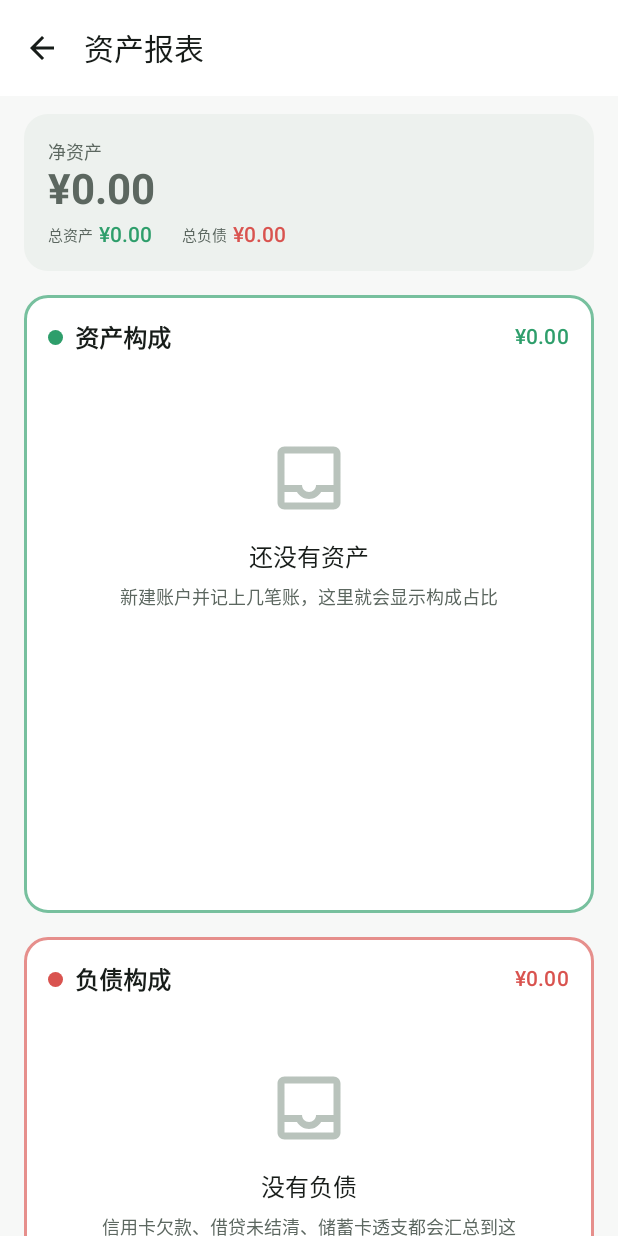
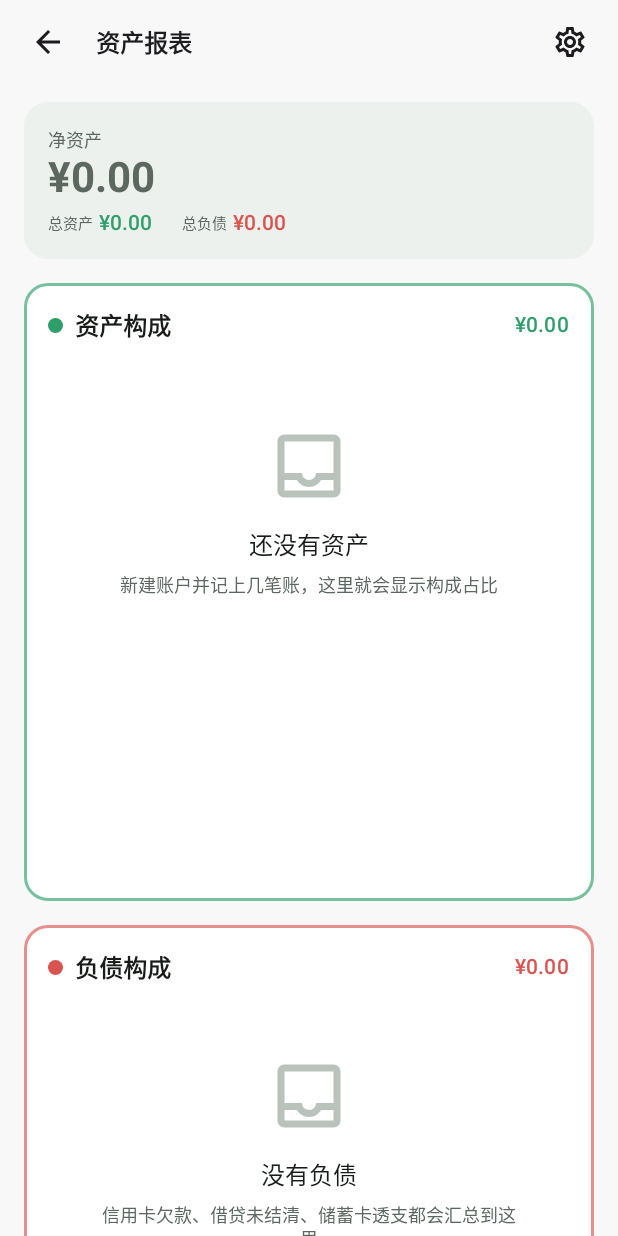
Before and after one commit to SufRley/-, an Android app built with Jetpack Compose: the AssetReportScreen screen opened through its navigation route, on a phone screen of 412 x 824 dp. Run offline under Robolectric (Android 15) with nearby library versions, the phone set to English and light mode, and no system bars; our stand-ins replace Dagger/Hilt's generated code, Room's generated code.

Commit message:
style(report): 资产报表去掉 TopAppBar 改用紧凑标题栏
- 与明细/账户/待报销页同一起点，消除顶部空档
- 右上角加设置齿轮（跳 Routes.SETTINGS），对齐参考图

测试：全量 670 全绿，ktlint/detekt 零违规

```diff
--- a/app/src/main/java/com/xxjz/ledger/feature/report/AssetReportScreen.kt
+++ b/app/src/main/java/com/xxjz/ledger/feature/report/AssetReportScreen.kt
@@ -23,19 +23,18 @@ import androidx.compose.material.icons.Icons
 import androidx.compose.material.icons.automirrored.outlined.ArrowBack
 import androidx.compose.material.icons.filled.ChevronLeft
 import androidx.compose.material.icons.filled.ChevronRight
+import androidx.compose.material.icons.outlined.Settings
 import androidx.compose.material3.CircularProgressIndicator
 import androidx.compose.material3.ExperimentalMaterial3Api
 import androidx.compose.material3.HorizontalDivider
 import androidx.compose.material3.Icon
 import androidx.compose.material3.IconButton
 import androidx.compose.material3.MaterialTheme
-import androidx.compose.material3.Scaffold
 import androidx.compose.material3.SegmentedButton
 import androidx.compose.material3.SegmentedButtonDefaults
 import androidx.compose.material3.SingleChoiceSegmentedButtonRow
 import androidx.compose.material3.Surface
 import androidx.compose.material3.Text
-import androidx.compose.material3.TopAppBar
 import androidx.compose.runtime.Composable
 import androidx.compose.runtime.getValue
 import androidx.compose.runtime.mutableIntStateOf
@@ -55,6 +54,7 @@ import androidx.hilt.navigation.compose.hiltViewModel
 import androidx.lifecycle.compose.collectAsStateWithLifecycle
 import com.xxjz.ledger.core.common.DateUtils
 import com.xxjz.ledger.core.common.MoneyFormatter
+import com.xxjz.ledger.core.designsystem.component.CompactHeader
 import com.xxjz.ledger.core.designsystem.component.EmptyState
 import com.xxjz.ledger.core.ui.chart.ChartBox
 import com.xxjz.ledger.core.ui.chart.ChartPoint
@@ -85,6 +85,7 @@ import kotlin.math.abs
 fun AssetReportScreen(
     onBack: () -> Unit,
     onOpenTxn: (String) -> Unit = {},
+    onOpenSettings: () -> Unit = {},
     viewModel: AssetReportViewModel = hiltViewModel(),
 ) {
     val state by viewModel.state.collectAsStateWithLifecycle()
@@ -94,30 +95,32 @@ fun AssetReportScreen(
     var center by remember { mutableStateOf(PieCenter.AMOUNT) }
     var centerTouched by remember { mutableStateOf(false) }
 
-    Scaffold(
-        modifier = Modifier.fillMaxSize().testTag("screen_asset_report"),
-        topBar = {
-            TopAppBar(
-                title = { Text("资产报表") },
-                navigationIcon = {
-                    IconButton(onClick = onBack, modifier = Modifier.testTag("asset_report_back")) {
-                        Icon(Icons.AutoMirrored.Outlined.ArrowBack, contentDescription = "返回")
-                    }
-                },
-            )
-        },
-    ) { padding ->
+    // v1.9.3 第 4 条：去掉 TopAppBar（64dp + 状态栏 inset），换紧凑头，
+    // 与明细 / 账户 / 待报销页同一起点，不再出现「上面空一块」。
+    Column(Modifier.fillMaxSize().testTag("screen_asset_report")) {
+        CompactHeader(
+            title = "资产报表",
+            leading = {
+                IconButton(onClick = onBack, modifier = Modifier.testTag("asset_report_back")) {
+                    Icon(Icons.AutoMirrored.Outlined.ArrowBack, contentDescription = "返回")
+                }
+            },
+            actions = {
+                IconButton(onClick = onOpenSettings, modifier = Modifier.testTag("asset_report_settings")) {
+                    Icon(Icons.Outlined.Settings, contentDescription = "设置")
+                }
+            },
+        )
         if (state.loading) {
-            Box(Modifier.fillMaxSize().padding(padding), contentAlignment = Alignment.Center) {
+            Box(Modifier.fillMaxSize(), contentAlignment = Alignment.Center) {
                 CircularProgressIndicator()
             }
-            return@Scaffold
+            return@Column
         }
         Column(
             modifier =
                 Modifier
                     .fillMaxSize()
-                    .padding(padding)
                     .verticalScroll(rememberScrollState())
                     .padding(horizontal = 16.dp),
             verticalArrangement = Arrangement.spacedBy(16.dp),
--- a/app/src/main/java/com/xxjz/ledger/navigation/AppNavGraph.kt
+++ b/app/src/main/java/com/xxjz/ledger/navigation/AppNavGraph.kt
@@ -126,6 +126,7 @@ internal fun NavGraphBuilder.appNavGraph(
         AssetReportScreen(
             onBack = { navController.popBackStack() },
             onOpenTxn = { id -> navController.navigate(Routes.txnDetail(id)) },
+            onOpenSettings = { navController.navigate(Routes.SETTINGS) },
         )
     }
     composable(
```
